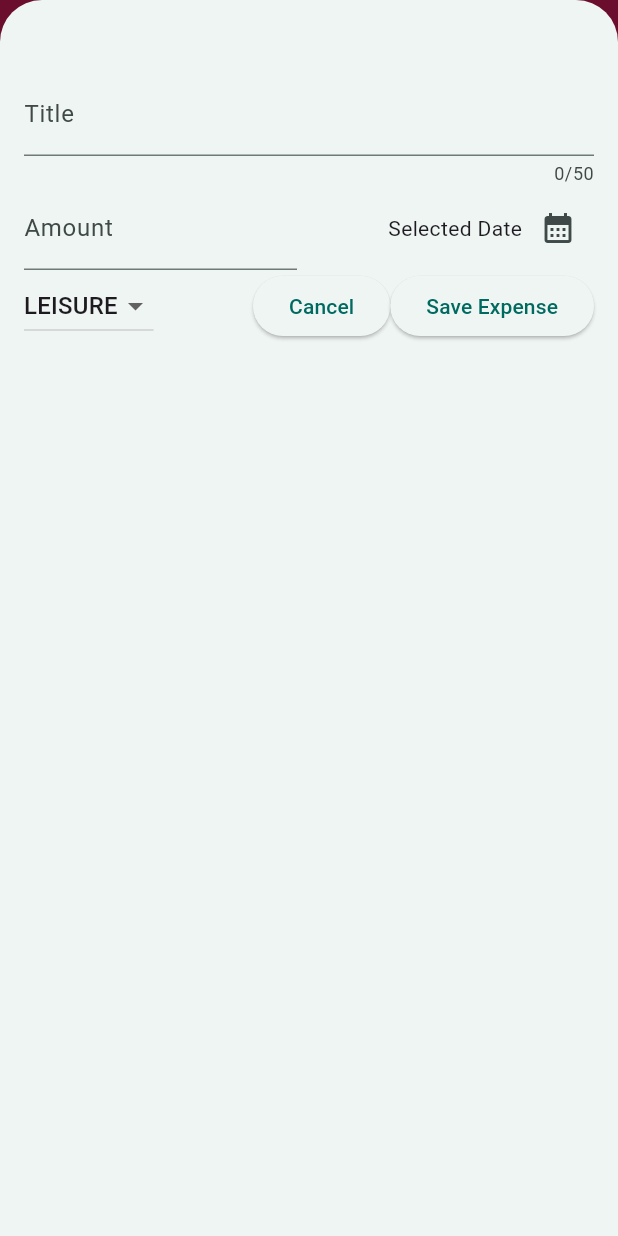
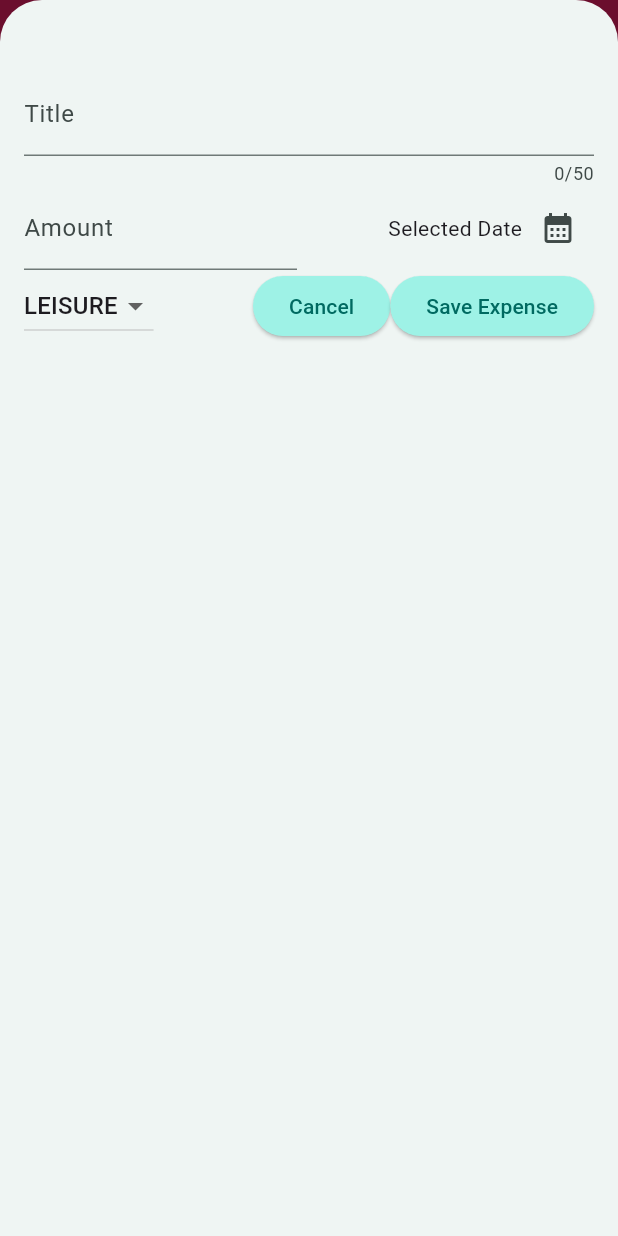
Before and after one commit to chris-zaharia/expense_tracker, a Flutter app: the screen it shows after launch, after a tap on the "add" icon, on a phone screen of 412 x 824 dp. Run offline on Flutter 3.47's test engine with Material 3 defaults, Android fonts, the phone set to English and light mode, and no system bars.

Commit message:
theme changes

```diff
--- a/lib/main.dart
+++ b/lib/main.dart
@@ -2,16 +2,50 @@ import 'package:expense_tracker/widgets/expenses.dart';
 import 'package:flutter/material.dart';
 
 var kColorScheme = ColorScheme.fromSeed(seedColor: const Color.fromARGB(255, 9, 227, 209));
+var kDarkColorScheme = ColorScheme.fromSeed(seedColor: const Color.fromARGB(255, 5, 99, 125));
 void main() {
   runApp(
     MaterialApp(
+      darkTheme: ThemeData.dark().copyWith(
+          colorScheme: kDarkColorScheme,
+          cardTheme: CardTheme().copyWith(
+            color: kDarkColorScheme.secondaryContainer,
+            margin: const EdgeInsets.symmetric(
+              horizontal: 16,
+              vertical: 8,
+            ),
+          ),
+          elevatedButtonTheme: ElevatedButtonThemeData(
+            style: ElevatedButton.styleFrom(
+              backgroundColor: kDarkColorScheme.primaryContainer,
+              foregroundColor: kDarkColorScheme.onPrimaryContainer,
+            ),
+          ),
+        ),
+      debugShowCheckedModeBanner: false,
       home: Expenses(),
+      themeMode: ThemeMode.system,
       theme: ThemeData().copyWith(
         colorScheme: kColorScheme,
         appBarTheme: const AppBarTheme().copyWith(
           backgroundColor: Colors.pink,
           foregroundColor: Colors.blue,
-        )
+        ),
+        cardTheme: CardTheme().copyWith(
+          color: kColorScheme.secondaryContainer,
+          margin: const EdgeInsets.symmetric(horizontal: 16, vertical: 8)
+        ),
+        elevatedButtonTheme: ElevatedButtonThemeData(
+          style: ElevatedButton.styleFrom(
+            backgroundColor: kColorScheme.primaryContainer),
+          ),
+          textTheme: ThemeData().textTheme.copyWith(
+            titleLarge: TextStyle(
+              fontWeight: FontWeight.bold,
+              color: kColorScheme.onSecondaryContainer,
+              fontSize: 24,
+            ),
+          )
         ),
     ),
   );
--- a/lib/widgets/expenses.dart
+++ b/lib/widgets/expenses.dart
@@ -74,7 +74,9 @@ class _ExpensesState extends State<Expenses> {
     }
     return Scaffold(
       appBar: AppBar(
-        title: const Text("Expense Tracker"),
+        centerTitle: true,
+        title: Text("Expense Tracker",
+        ),
         actions: [
           IconButton(
             onPressed: _openAddExpenseOverlay,
--- a/lib/widgets/expenses_list/expense_item.dart
+++ b/lib/widgets/expenses_list/expense_item.dart
@@ -21,7 +21,8 @@ class ExpenseItem extends StatelessWidget {
         ),
         child: Column(
           children: [
-            Text(expense.title),
+            Text(expense.title,
+            style: Theme.of(context).textTheme.titleLarge,),
             SizedBox(
               height: 4,
             ),
--- a/lib/widgets/expenses_list/expenses_list.dart
+++ b/lib/widgets/expenses_list/expenses_list.dart
@@ -13,6 +13,12 @@ class ExpensesList extends StatelessWidget {
       itemCount: expenses.length,
       itemBuilder: (ctx, index) => Dismissible(
         key: ValueKey(expenses[index]),
+        background: Container(
+          color: Theme.of(context).colorScheme.error,
+          margin: EdgeInsets.symmetric(
+            horizontal: Theme.of(context).cardTheme.margin!.horizontal,
+          ),
+        ),
         onDismissed: (direction) {
           onRemoveExpense(expenses[index]);
         },
```
Also changed, not shown: lib/models/expense.dart (+29 -3 lines).
